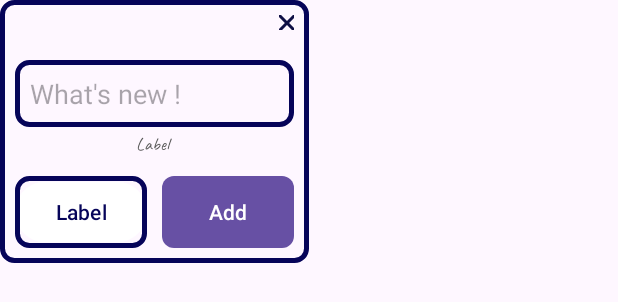
After one commit to Midhun1618/Noteitup, an Android app: the layout todo_dialog.xml on its own in the app's theme, with its tools: preview values and no code run, on a phone screen of 412 x 824 dp. The commit adds this screen. Shown: the top 302 px of the screen. Run offline under Robolectric (Android 15) with nearby library versions, the phone set to English and light mode, and no system bars.

Commit message:
todo tasks and recycler view with dialog box

```diff
--- a/app/src/main/AndroidManifest.xml
+++ b/app/src/main/AndroidManifest.xml
@@ -2,7 +2,6 @@
 <manifest xmlns:android="http://schemas.android.com/apk/res/android"
     xmlns:tools="http://schemas.android.com/tools">
     <uses-permission android:name="android.permission.VIBRATE"/>
-
     <application
         android:allowBackup="true"
         android:dataExtractionRules="@xml/data_extraction_rules"
--- /dev/null
+++ b/app/src/main/java/com/voxcom/noteitup/Task.kt
@@ -0,0 +1,3 @@
+package com.voxcom.noteitup
+
+data class Task(val title: String, val label: String)
--- /dev/null
+++ b/app/src/main/res/drawable/baseline_close_24.xml
@@ -0,0 +1,5 @@
+<vector xmlns:android="http://schemas.android.com/apk/res/android" android:height="24dp" android:tint="#0F0F45" android:viewportHeight="24" android:viewportWidth="24" android:width="24dp">
+
+    <path android:fillColor="@android:color/white" android:pathData="M19,6.41L17.59,5 12,10.59 6.41,5 5,6.41 10.59,12 5,17.59 6.41,19 12,13.41 17.59,19 19,17.59 13.41,12z"/>
+
+</vector>
--- /dev/null
+++ b/app/src/main/res/drawable/checkcircle.xml
@@ -0,0 +1,5 @@
+<vector xmlns:android="http://schemas.android.com/apk/res/android" android:height="28dp" android:tint="#4861FF" android:viewportHeight="24" android:viewportWidth="24" android:width="28dp">
+
+    <path android:fillColor="@android:color/white" android:pathData="M12,2C6.47,2 2,6.47 2,12s4.47,10 10,10 10,-4.47 10,-10S17.53,2 12,2z"/>
+
+</vector>
--- /dev/null
+++ b/app/src/main/res/drawable/checktick.xml
@@ -0,0 +1,5 @@
+<vector xmlns:android="http://schemas.android.com/apk/res/android" android:height="29dp" android:tint="#0A1045" android:viewportHeight="24" android:viewportWidth="24" android:width="29dp">
+
+    <path android:fillColor="@android:color/white" android:pathData="M9,16.17L4.83,12l-1.42,1.41L9,19 21,7l-1.41,-1.41z"/>
+
+</vector>
--- /dev/null
+++ b/app/src/main/res/drawable/darkbluebutton.xml
@@ -0,0 +1,6 @@
+<?xml version="1.0" encoding="utf-8"?>
+<shape xmlns:android="http://schemas.android.com/apk/res/android"
+    android:shape="rectangle">
+    <solid android:color="@color/bluedark"/>
+    <corners android:radius="8dp"/>
+</shape>
--- /dev/null
+++ b/app/src/main/res/drawable/transparent.xml
@@ -0,0 +1,4 @@
+<?xml version="1.0" encoding="utf-8"?>
+<selector xmlns:android="http://schemas.android.com/apk/res/android">
+
+</selector>
--- a/app/src/main/res/layout/fragment_todo.xml
+++ b/app/src/main/res/layout/fragment_todo.xml
@@ -84,6 +84,10 @@
             android:layout_height="match_parent"
             android:orientation="vertical"
             android:padding="20dp">
+            <androidx.recyclerview.widget.RecyclerView
+                android:id="@+id/todoRecyclerView"
+                android:layout_width="match_parent"
+                android:layout_height="match_parent"/>
             <TextView
                 android:layout_width="match_parent"
                 android:layout_height="match_parent"
--- /dev/null
+++ b/app/src/main/res/layout/todo_dialog.xml
@@ -0,0 +1,84 @@
+<?xml version="1.0" encoding="utf-8"?>
+<LinearLayout xmlns:android="http://schemas.android.com/apk/res/android"
+    android:layout_width="wrap_content"
+    android:layout_height="wrap_content"
+    android:padding="10dp"
+    android:orientation="vertical"
+    android:background="@drawable/blueborder">
+    <LinearLayout
+        android:layout_width="match_parent"
+        android:layout_height="wrap_content"
+        android:orientation="horizontal"
+        android:gravity="end"
+        android:paddingBottom="20dp">
+
+        <ImageButton
+            android:id="@+id/close_dilog"
+            android:layout_width="10dp"
+            android:layout_height="10dp"
+            android:src="@drawable/baseline_close_24"
+            android:background="@color/transparent"/>
+
+
+
+    </LinearLayout>
+    <LinearLayout
+        android:layout_width="match_parent"
+        android:layout_height="wrap_content">
+
+        <EditText
+            android:id="@+id/todoEditText"
+            android:layout_width="match_parent"
+            android:layout_height="wrap_content"
+            android:hint="What's new !"
+            android:padding="10dp"
+            android:background="@drawable/blueborder"
+            android:textColor="@color/black"
+            android:textSize="18sp"/>
+
+    </LinearLayout>
+    <LinearLayout
+        android:layout_width="match_parent"
+        android:layout_height="wrap_content"
+        android:gravity="center">
+
+        <TextView
+            android:id="@+id/label_info"
+            android:layout_width="wrap_content"
+            android:layout_height="wrap_content"
+            android:text="Label "
+            android:textSize="12dp"
+            android:padding="3dp"
+            android:textColor="@color/greyfont"
+            android:fontFamily="@font/caveatfont"/>
+
+    </LinearLayout>
+
+    <LinearLayout
+        android:layout_width="match_parent"
+        android:layout_height="wrap_content"
+        android:orientation="horizontal"
+        android:gravity="end"
+        android:paddingTop="10dp">
+
+        <Button
+            android:id="@+id/labelButton"
+            android:layout_width="wrap_content"
+            android:layout_height="wrap_content"
+            android:text="Label"
+            android:backgroundTint="@color/white"
+            android:textColor="@color/bluedark"
+            android:foreground="@drawable/blueborder"/>
+
+        <Button
+            android:id="@+id/addTodo"
+            android:layout_width="wrap_content"
+            android:layout_height="wrap_content"
+            android:text="Add"
+            android:textColor="@color/white"
+            android:backgroundTint="@color/bluedark"
+            android:layout_marginStart="10dp"
+            android:background="@drawable/darkbluebutton"/>
+    </LinearLayout>
+
+</LinearLayout>
--- a/app/src/main/res/values/colors.xml
+++ b/app/src/main/res/values/colors.xml
@@ -5,4 +5,5 @@
     <color name="transparent">#00FFFFFF</color>
     <color name="bluedark">#FF060459</color>
     <color name="bluefont">#FF090494</color>
+    <color name="greyfont">#595959</color>
 </resources>
```
Also changed, not shown: app/src/main/java/com/voxcom/noteitup/MainActivity.kt (+75 -8 lines), app/src/main/java/com/voxcom/noteitup/TodoAdapter.kt (added, +33 -0 lines), app/src/main/java/com/voxcom/noteitup/TodoFragment.kt (+33 -26 lines), app/src/main/res/layout/todo_item.xml (added, +38 -0 lines).
